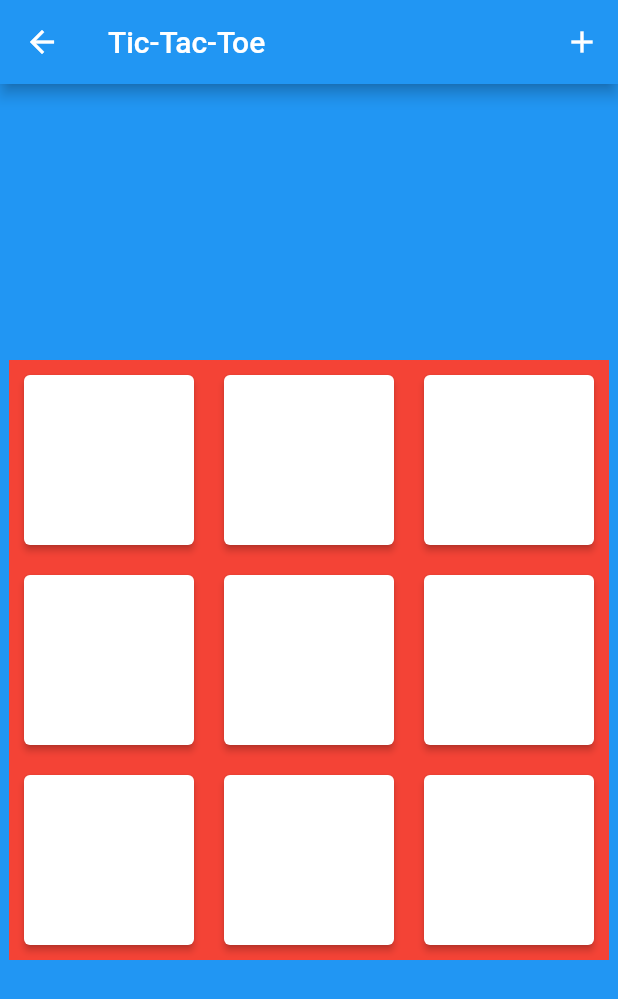
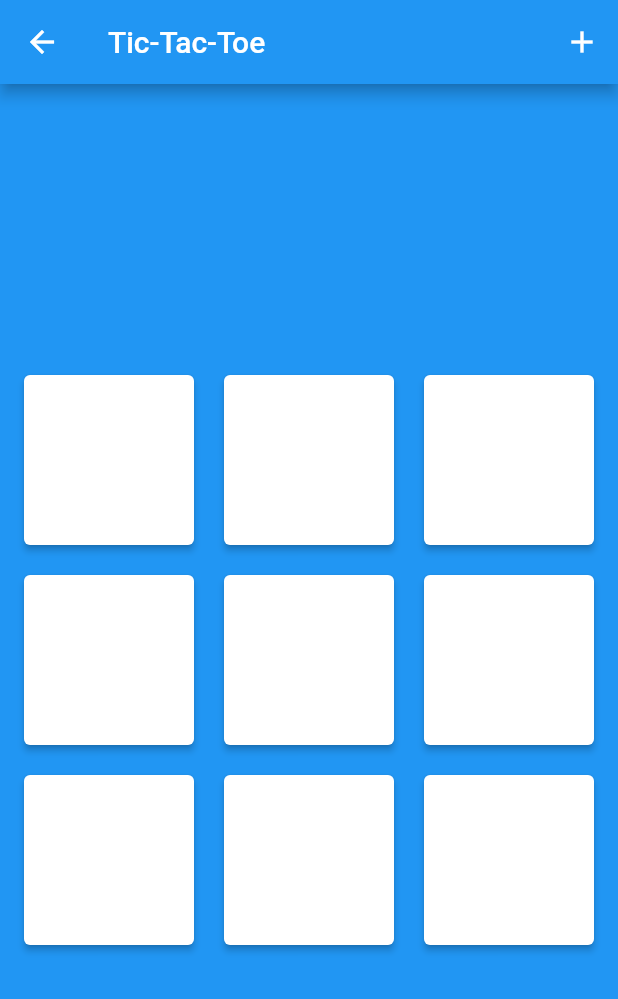
Before and after one commit to dev-raj-1729/flutter-tic-tac-toe, a Flutter app: the GameScreen screen opened by its route, after a tap on the "add" icon, on a phone screen of 412 x 824 dp. Shown: the top 999 px of the screen. Run offline on Flutter 3.47's test engine with Material 2 defaults, Android fonts, the phone set to English and light mode, and no system bars.

Commit message:
fixed icon issue

```diff
--- a/lib/models/player.dart
+++ b/lib/models/player.dart
@@ -4,9 +4,11 @@ class Player {
   int playerId;
   String playerName;
   Icon symbol;
+  Color color;
   Player({
     required this.playerId,
     required this.playerName,
     required this.symbol,
+    required this.color,
   });
 }
--- a/lib/screens/gamescreen.dart
+++ b/lib/screens/gamescreen.dart
@@ -13,16 +13,23 @@ class GameScreen extends StatefulWidget {
 }
 
 class _GameScreenState extends State<GameScreen> {
-  Board board = Board();
   Player player1 = Player(
     playerId: 1,
     playerName: "Player 1",
-    symbol: Icon(Icons.circle),
+    symbol: Icon(
+      Icons.circle_outlined,
+      size: 80,
+    ),
+    color: Colors.blue,
   );
   Player player2 = Player(
     playerId: 2,
     playerName: "Player 2",
-    symbol: Icon(Icons.close),
+    symbol: Icon(
+      Icons.close,
+      size: 80,
+    ),
+    color: Colors.red,
   );
   late bool activePlayer1;
   bool gameStart = false;
@@ -51,7 +58,7 @@ class _GameScreenState extends State<GameScreen> {
         actions: [
           IconButton(
             onPressed: () {
-              board.reset();
+              Provider.of<Board>(context, listen: false).reset();
             },
             icon: Icon(Icons.add),
           ),
@@ -59,7 +66,6 @@ class _GameScreenState extends State<GameScreen> {
       ),
       body: Center(
         child: Container(
-          color: Colors.red,
           height: 400,
           width: 400,
           child: GridView.builder(
@@ -85,8 +91,13 @@ class _GameScreenState extends State<GameScreen> {
                   },
                   style: ElevatedButton.styleFrom(
                     // onSurface: Colors.red,
-                    onPrimary: theme.primaryColor,
+                    onPrimary: cell.playerId != null
+                        ? cell.playerId == player1.playerId
+                            ? player1.color
+                            : player2.color
+                        : Colors.white,
                     primary: Colors.white,
+                    alignment: Alignment.center,
                   ),
                   child: cell.playerId != null
                       ? cell.playerId == player1.playerId
```
